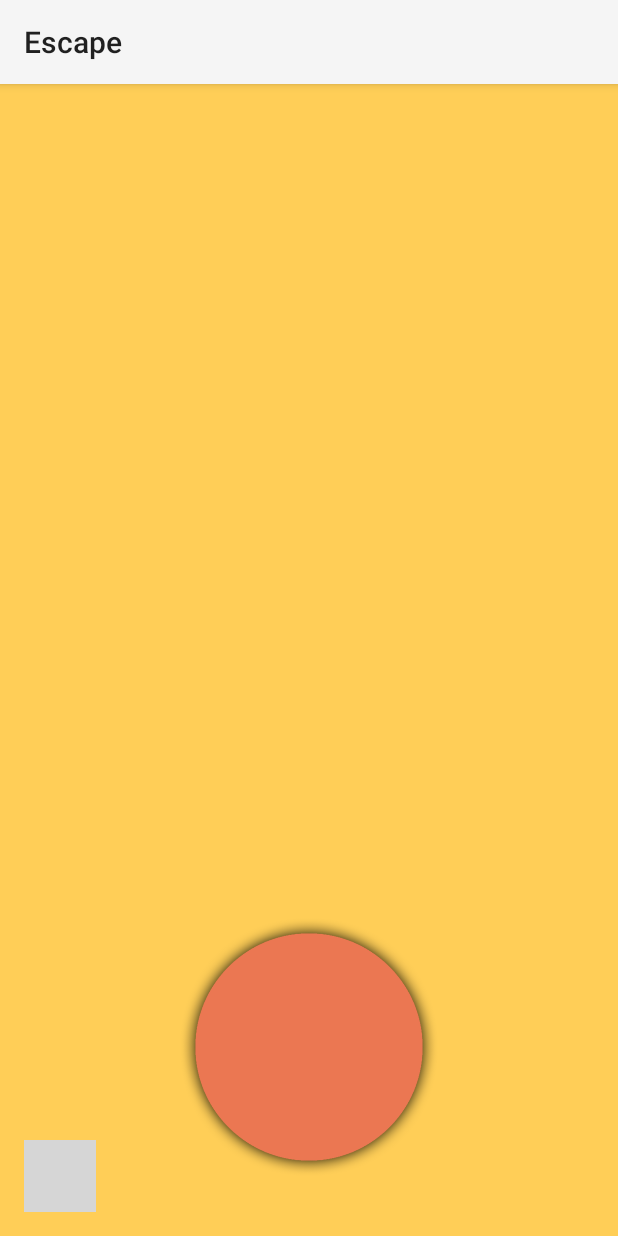
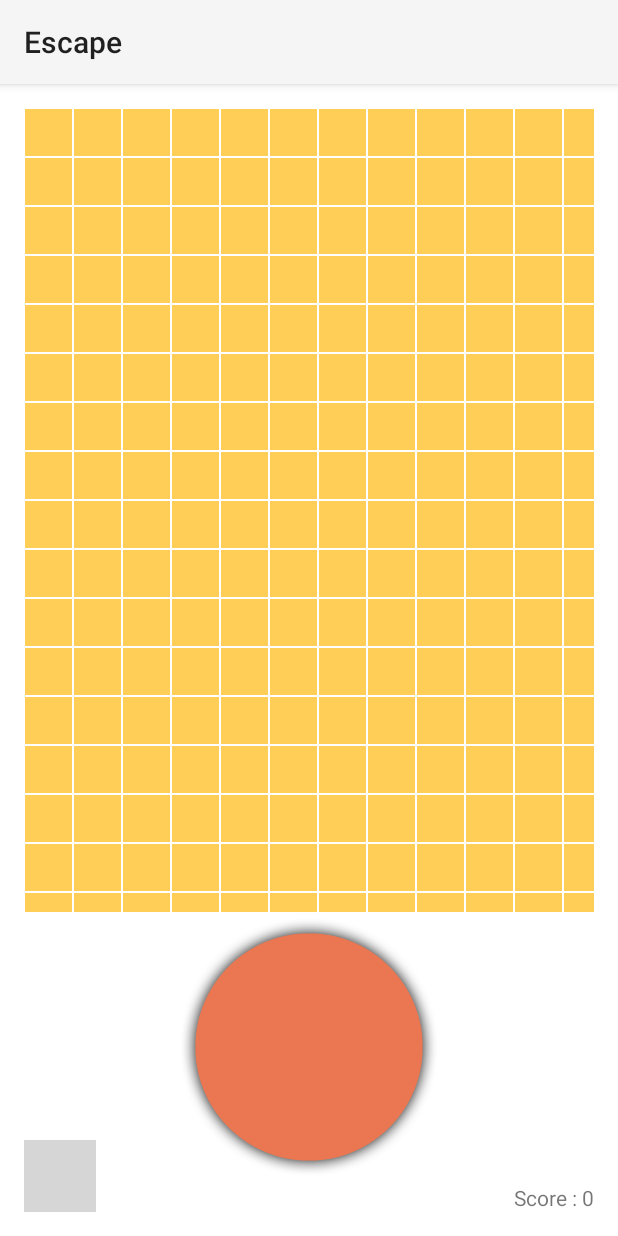
Before and after one commit to SwaggKorp/Projet-Java, an Android app: the screen it shows after launch (MainActivity), on a phone screen of 412 x 824 dp. Run offline under Robolectric (Android 15) with nearby library versions, the phone set to English and light mode, and no system bars; grey boxes are pictures that could not be loaded.

Commit message:
Added Score Counter.

```diff
--- a/app/src/main/java/com/henryturp/joystickapp/Block.java
+++ b/app/src/main/java/com/henryturp/joystickapp/Block.java
@@ -69,8 +69,8 @@
             invalidate();
         }
         else if(charact.getStatus() == character.getStatus()){  // Two enemies collide.
-            gameHandler.killEnemy((Enemy)charact);
-            gameHandler.killEnemy((Enemy)character);        }
+            gameHandler.killEnemy((Enemy)charact,true);
+            gameHandler.killEnemy((Enemy)character,true);        }
         else{  // Enemy and player collide
             gameHandler.endGame();
         }
--- a/app/src/main/java/com/henryturp/joystickapp/MainActivity.java
+++ b/app/src/main/java/com/henryturp/joystickapp/MainActivity.java
@@ -15,11 +15,19 @@
 import android.widget.ImageView;
 import android.widget.RelativeLayout;
 import android.widget.Spinner;
+import android.widget.TextView;
 
 import java.util.ArrayList;
 import java.util.List;
 import java.util.Timer;
 import java.util.TimerTask;
+
+/*
+TO DO:
+Randomize enemy spawn location?
+Load default map?
+Allow 'creator mode' or at least hind player between games?
+ */
 
 public class MainActivity extends Activity {
 
@@ -28,8 +36,9 @@
     private GridLayout gameGridLayout;
     private RelativeLayout mainLayout;
     private ImageView menu_button;
-    private Button resetButton, saveButton, deleteButton;
+    private Button resetButton, saveButton, deleteButton, startButton;
     private EditText saveEditText;
+    private TextView scoreTextView;
     private Spinner fileSpinner;
 
     private GameGrid gameGrid;
@@ -42,21 +51,32 @@
     private TimerTask playerTimerTask;
     private Timer enemyTimer;
     private TimerTask enemyTimerTask;
-    private Direction playerDirection = Direction.none;
+    private Timer spawnTimer;
+    private TimerTask spawnTimerTask;
+    private Timer scoreTimer;
+    private TimerTask scoreTimerTask;
+
+    private Direction playerDirection = Direction.none;   // Is used for joystick listener. Avoids useless Timer restarts.
 
     private final ArrayList<Enemy> enemies = new ArrayList<>();
 
-    public final static int gridColumnNumber = 20; // FIXED GRID SIZE. We chose 20, feels accurate enough.
+    public final static int gridColumnNumber = 20; // FIXED GRID SIZE. We chose 20x25.
     public final static int gridRowNumber = 25;
     public final static String FIELD_COLOUR = "#ffffce57";
     public final static String WALL_COLOUR = "#ff393939";
-    public final static String BACKGROUND_COLOUR = "#ffffce57";
+    public final static String BACKGROUND_COLOUR = "#ffffffff";
+    public final static String VISITED_COLOUR = "#ff0000bb";
     public final static int playDelay = 100;
     public final static int enemyDelay = 120;
+    public final static int spawnRate = 5000;
+    public final static int scoreUpdateDelay = 100;
+    public final static long scoreSurvivalBonus = 10;   // Amount of points constantly gained by not dying.
+    public final static long enemyDeathBonus = 500;    // When an enemy dies. Bear in mind that two enemies die at a time!
 
 
     boolean firstOpen = true;    //To handle OnItemSelectedListener problem.. Awful, but works :/
     boolean spinnerModified = false; //To handle OnItem... when spinner is modified. Also bullshit, cba to sort
+    boolean firstPlay = true;        //Used to schedule timers the first time. There's probably a neater way to do it, but this works.
 
     // Enemy pathfinder needs to be finished
     // !! Optimization for multiple enemies
@@ -75,9 +95,11 @@
         resetButton = (Button) findViewById(R.id.resetButton);
         saveButton = (Button) findViewById(R.id.saveButton);
         deleteButton = (Button) findViewById(R.id.deleteButton);
+        startButton = (Button) findViewById(R.id.startButton);
+        scoreTextView = (TextView) findViewById(R.id.scoreView);
         saveEditText = (EditText) findViewById(R.id.saveEditText);
 
-        joystick = new Joystick(getApplicationContext(),joystickLayout,R.drawable.image_button);
+        joystick = new Joystick(getApplicationContext(),joystickLayout,R.drawable.image_button);  // Create joystick
         joystick.setMinDistance(20);
         joystick.setOffset(50);
         joystick.setLayoutAlpha(255);
@@ -87,7 +109,8 @@
 
         gameHandler = new GameHandler(enemies);
         gameGrid = new GameGrid(getApplicationContext(),gameHandler,gameGridLayout,gridRowNumber,gridColumnNumber,984,1295);   // Creates game Grid
-        fileManager = new FileManager(gameGrid.getBlocks(),getApplicationContext());                  // Create joystick
+        fileManager = new FileManager(gameGrid.getBlocks(),getApplicationContext());
+        addItemsToSpinner(fileManager.getFileNames());
         player = new Player(gameGrid.getBlocks().get(10).get(12),getApplicationContext(),gameGrid.getBlocks(),R.drawable.star_shape);
 
         playerTimerTask = new TimerTask(){
@@ -101,12 +124,6 @@
                 });
             }
         };
-        playerTimer = new Timer();
-        playerTimer.scheduleAtFixedRate(playerTimerTask, 0, playDelay);
-
-        addEnemy(0,0);
-        addEnemy(19,19);
-
         enemyTimerTask = new TimerTask(){
             @Override
             public void run() {        // Deals with all the enemies' movements.
@@ -115,17 +132,44 @@
                     public void run(){
                         int len = enemies.size();
                         for(int i = 0; i<len; i++)    // Moves each existing enemy
+                        try {                     // Throws OutOfBoundsException if there is a collision because one enemy destroys the next.
                             enemies.get(i).move();
+                        } catch (Exception e) {}
+
+                        if(!gameHandler.getPlayState()){    // If a player/enemy collision has happened...
+                            gameOver();
+                        }
                     }
                 });
             }
         };
+        spawnTimerTask = new TimerTask(){
+            @Override
+            public void run() {
+                runOnUiThread(new Runnable() {
+                    @Override
+                    public void run(){
+                        addEnemy(1,1);
+                    }
+                });
+            }
+        };
+        scoreTimerTask = new TimerTask(){
+            @Override
+            public void run() {   // Deals with score evolution.
+                runOnUiThread(new Runnable() {
+                    @Override
+                    public void run() {
+                        gameHandler.addScore(scoreSurvivalBonus);
+                        updateScore();
+                    }
+                });
+            }
+        };
+        playerTimer = new Timer();
+        playerTimer.scheduleAtFixedRate(playerTimerTask, 0, playDelay);
 
-        enemyTimer = new Timer();
-        enemyTimer.scheduleAtFixedRate(enemyTimerTask, 0, enemyDelay);
-
-
-        addItemsToSpinner(fileManager.getFileNames());
+        fileManager.readFile("lol"); // load a map at the start
 
         /********************** LISTENERS FROM HERE ON ******************/
 
@@ -154,6 +198,14 @@
                 }
 
                 return true;
+            }
+        });
+
+        startButton.setOnClickListener(new View.OnClickListener() {
+            @Override
+            public void onClick(View v) {
+                showMenu();     // Hides menu (because it's already visible.)
+                startGame();
             }
         });
 
@@ -219,16 +271,15 @@
     private void showMenu(){
         if (menuLayout.getVisibility() == View.VISIBLE)
             menuLayout.setVisibility(View.GONE);
-        else {
+        else if(!gameHandler.getPlayState()){    // Not playing
             menuLayout.setVisibility(View.VISIBLE);
             menu_button.bringToFront();
         }
-    }
-
+    }   // Show or hide menu.
     private void hideSaveEditTextKeyBoard(){
         InputMethodManager inputMethodManager = (InputMethodManager)getSystemService(Context.INPUT_METHOD_SERVICE);
         inputMethodManager.hideSoftInputFromWindow(saveEditText.getWindowToken(), 0);
-    }
+    } // Hides keyboard.
 
     private void addItemsToSpinner(List<String> fileNames){
         fileSpinner = (Spinner) findViewById(R.id.fileSpinner);
@@ -237,10 +288,84 @@
         adapter.setDropDownViewResource(R.layout.spinner_textview);
 
         fileSpinner.setAdapter(adapter);
-    }
+    } // Add existing file names to spinner.
 
     private void addEnemy(int x, int y){
         Enemy enemy = new Enemy(gameGrid.getBlocks().get(y).get(x),player,getApplicationContext(),gameGrid,R.drawable.diamond_shape);
         gameHandler.addEnemy(enemy);
+    } // Adds an enemy.
+
+    private void startGame(){
+        gameHandler.setScore(0);  // Reset score to 0.
+        updateScore();            // Updates score value in the text view
+        gameHandler.setPlayState(true); // Game is now afoot.
+
+        TimerTask enemyTask = new TimerTask(){
+            @Override
+            public void run() {        // Deals with all the enemies' movements.
+                runOnUiThread(new Runnable() {  // Timer can't access views that aren't from its own thread!!
+                    @Override
+                    public void run(){
+                        int len = enemies.size();
+                        for(int i = 0; i<len; i++)    // Moves each existing enemy
+                            try {                     // Throws OutOfBoundsException if there is a collision because one enemy destroys the next.
+                                enemies.get(i).move();
+                            } catch (Exception e) {}
+
+                        if(!gameHandler.getPlayState()){    // If a player/enemy collision has happened...
+                            gameOver();
+                        }
+                    }
+                });
+            }
+        };
+        TimerTask spawnTask = new TimerTask(){
+            @Override
+            public void run() {                       // Deals with spawning enemies at a regular interval.
+                runOnUiThread(new Runnable() {
+                    @Override
+                    public void run(){
+                        addEnemy(1,1);
+                    }
+                });
+            }
+        };
+
+        TimerTask scoreTask = new TimerTask(){
+            @Override
+            public void run() {   // Deals with score evolution.
+                runOnUiThread(new Runnable() {
+                    @Override
+                    public void run() {
+                        gameHandler.addScore(scoreSurvivalBonus);
+                        updateScore();
+                    }
+                });
+            }
+        };
+
+        enemyTimer = new Timer();
+        spawnTimer = new Timer();
+        scoreTimer = new Timer();
+
+        enemyTimer.scheduleAtFixedRate(enemyTask, 0, enemyDelay);
+        spawnTimer.scheduleAtFixedRate(spawnTask, 0, spawnRate);
+        scoreTimer.scheduleAtFixedRate(scoreTask,0,scoreUpdateDelay);
+
     }
+    public void updateScore(){
+        scoreTextView.setText("Score : " + gameHandler.getScore());
+    }
+
+    public void gameOver(){
+        updateScore();
+
+        enemyTimer.cancel();
+        spawnTimer.cancel();
+        scoreTimer.cancel();
+
+        // GameOverlayout show
+
+    }
+
 }
--- a/app/src/main/res/layout/activity_main.xml
+++ b/app/src/main/res/layout/activity_main.xml
@@ -45,33 +45,51 @@
         android:layout_alignParentBottom="true"
         android:layout_alignParentLeft="true"
         android:clickable="true"
-        android:background="@drawable/icon_42544_smaller_inverted"/>
+        android:background="@drawable/icon_42544_smaller"/>
+
+    <TextView
+        android:id="@+id/scoreView"
+        android:layout_width="wrap_content"
+        android:layout_height="wrap_content"
+        android:layout_alignParentBottom="true"
+        android:layout_alignParentRight="true"
+        android:text="Score : 0"/>
 
 
     <RelativeLayout
         android:id="@+id/menuLayout"
         android:layout_width="match_parent"
         android:layout_height="match_parent"
-        android:background="@drawable/menu_5e3941"
+        android:background="@drawable/menu_ffffff"
         android:visibility="gone"
         android:layout_alignParentTop="true"
         android:layout_centerHorizontal="true">
 
         <Button
+            android:id="@+id/startButton"
+            android:layout_width="wrap_content"
+            android:layout_height="wrap_content"
+            android:layout_centerHorizontal="true"
+            android:textColor="#ff000000"
+            android:background="@drawable/menu_ffffff"
+            android:text="Start!"/>
+
+        <Button
             android:id="@+id/resetButton"
             android:layout_width="wrap_content"
             android:layout_height="wrap_content"
+            android:layout_below="@id/startButton"
             android:layout_centerHorizontal="true"
-            android:textColor="#ffffffff"
-            android:background="@drawable/menu_5e3941"
+            android:textColor="#ff000000"
+            android:background="@drawable/menu_ffffff"
             android:text="Reset!"/>
         <Button
             android:id="@+id/saveButton"
             android:layout_width="wrap_content"
             android:layout_height="wrap_content"
             android:layout_below="@id/resetButton"
-            android:textColor="#ffffffff"
-            android:background="@drawable/menu_5e3941"
+            android:textColor="#ff000000"
+            android:background="@drawable/menu_ffffff"
             android:layout_centerHorizontal="true"
             android:text="Save Maze"/>
         <EditText
@@ -79,15 +97,15 @@
             android:layout_width="200dp"
             android:layout_height="wrap_content"
             android:layout_below="@id/saveButton"
-            android:textColor="#ffffffff"
+            android:textColor="#ff000000"
             android:layout_centerHorizontal="true"/>
         <Button
             android:id="@+id/deleteButton"
             android:layout_width="wrap_content"
             android:layout_height="wrap_content"
             android:layout_centerHorizontal="true"
-            android:textColor="#ffffffff"
-            android:background="@drawable/menu_5e3941"
+            android:textColor="#ff000000"
+            android:background="@drawable/menu_ffffff"
             android:layout_below="@id/saveEditText"
             android:text="Delete"/>
         <Spinner
--- a/app/src/main/res/layout/spinner_textview.xml
+++ b/app/src/main/res/layout/spinner_textview.xml
@@ -4,9 +4,9 @@
     android:layout_width="match_parent"
     android:layout_height="wrap_content"
     android:gravity="center_horizontal"
-    android:textColor="#ffffffff"
+    android:textColor="#ff000000"
     android:textSize="20sp"
-    android:background="@drawable/menu_5e3941"
+    android:background="@drawable/menu_ffffff"
     android:text="@string/spinner_prompt"
     style="?android:attr/spinnerItemStyle">
 
```
Also changed, not shown: app/src/main/java/com/henryturp/joystickapp/GameHandler.java (+22 -3 lines).
